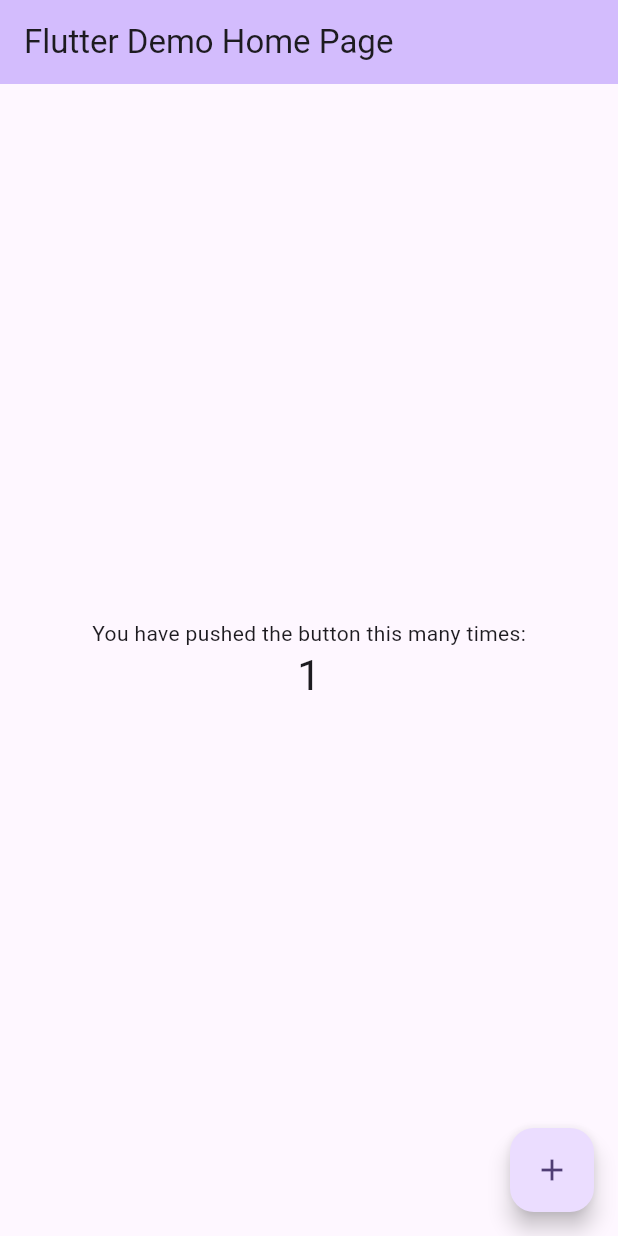
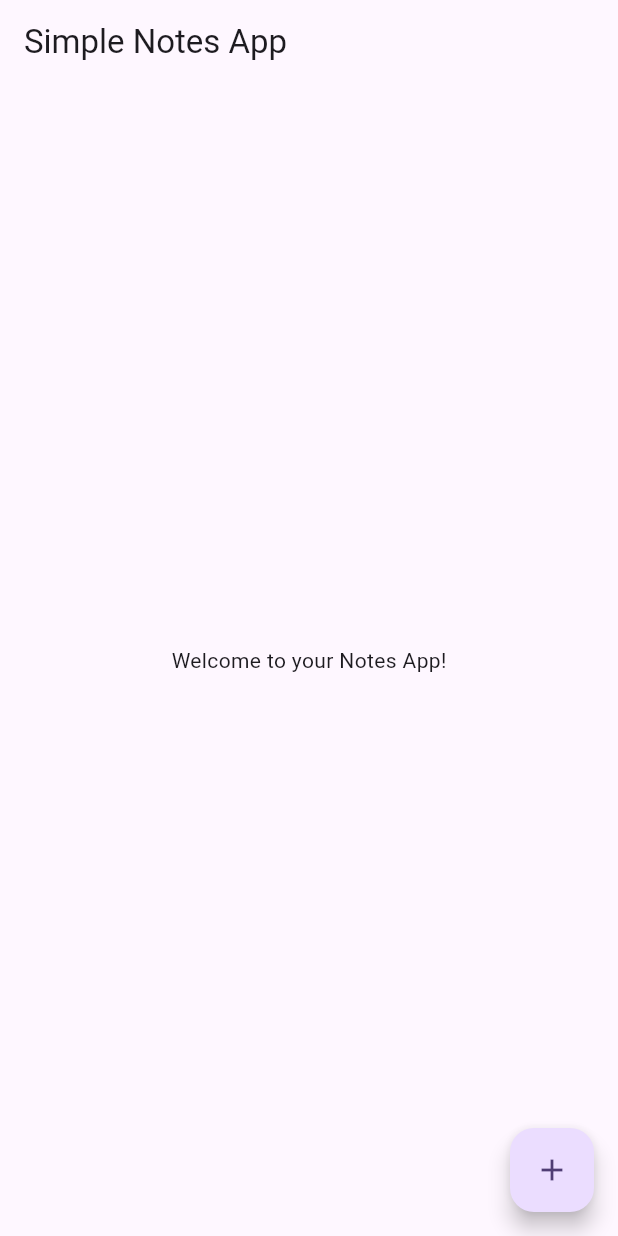
Before and after one commit to Ma7mod-Raslan/simple-notes-app, a Flutter app: the screen it shows after launch, after a tap on the "add" icon, on a phone screen of 412 x 824 dp. Run offline on Flutter 3.47's test engine with Material 3 defaults, Android fonts, the phone set to English and light mode, and no system bars; our stand-ins replace hive; accounts and stored records are empty.

```diff
--- a/lib/main.dart
+++ b/lib/main.dart
@@ -1,122 +1,40 @@
 import 'package:flutter/material.dart';
 
 void main() {
-  runApp(const MyApp());
+  runApp(const SimpleNotesApp());
 }
 
-class MyApp extends StatelessWidget {
-  const MyApp({super.key});
+class SimpleNotesApp extends StatelessWidget {
+  const SimpleNotesApp({super.key});
 
-  // This widget is the root of your application.
   @override
   Widget build(BuildContext context) {
     return MaterialApp(
-      title: 'Flutter Demo',
+      title: 'Simple Notes App',
+      debugShowCheckedModeBanner: false,
       theme: ThemeData(
-        // This is the theme of your application.
-        //
-        // TRY THIS: Try running your application with "flutter run". You'll see
-        // the application has a purple toolbar. Then, without quitting the app,
-        // try changing the seedColor in the colorScheme below to Colors.green
-        // and then invoke "hot reload" (save your changes or press the "hot
-        // reload" button in a Flutter-supported IDE, or press "r" if you used
-        // the command line to start the app).
-        //
-        // Notice that the counter didn't reset back to zero; the application
-        // state is not lost during the reload. To reset the state, use hot
-        // restart instead.
-        //
-        // This works for code too, not just values: Most code changes can be
-        // tested with just a hot reload.
         colorScheme: ColorScheme.fromSeed(seedColor: Colors.deepPurple),
+        useMaterial3: true,
       ),
-      home: const MyHomePage(title: 'Flutter Demo Home Page'),
+      home: const NotesHomePage(),
     );
   }
 }
 
-class MyHomePage extends StatefulWidget {
-  const MyHomePage({super.key, required this.title});
-
-  // This widget is the home page of your application. It is stateful, meaning
-  // that it has a State object (defined below) that contains fields that affect
-  // how it looks.
-
-  // This class is the configuration for the state. It holds the values (in this
-  // case the title) provided by the parent (in this case the App widget) and
-  // used by the build method of the State. Fields in a Widget subclass are
-  // always marked "final".
-
-  final String title;
-
-  @override
-  State<MyHomePage> createState() => _MyHomePageState();
-}
-
-class _MyHomePageState extends State<MyHomePage> {
-  int _counter = 0;
-
-  void _incrementCounter() {
-    setState(() {
-      // This call to setState tells the Flutter framework that something has
-      // changed in this State, which causes it to rerun the build method below
-      // so that the display can reflect the updated values. If we changed
-      // _counter without calling setState(), then the build method would not be
-      // called again, and so nothing would appear to happen.
-      _counter++;
-    });
-  }
+class NotesHomePage extends StatelessWidget {
+  const NotesHomePage({super.key});
 
   @override
   Widget build(BuildContext context) {
-    // This method is rerun every time setState is called, for instance as done
-    // by the _incrementCounter method above.
-    //
-    // The Flutter framework has been optimized to make rerunning build methods
-    // fast, so that you can just rebuild anything that needs updating rather
-    // than having to individually change instances of widgets.
     return Scaffold(
-      appBar: AppBar(
-        // TRY THIS: Try changing the color here to a specific color (to
-        // Colors.amber, perhaps?) and trigger a hot reload to see the AppBar
-        // change color while the other colors stay the same.
-        backgroundColor: Theme.of(context).colorScheme.inversePrimary,
-        // Here we take the value from the MyHomePage object that was created by
-        // the App.build method, and use it to set our appbar title.
-        title: Text(widget.title),
+      appBar: AppBar(title: const Text('Simple Notes App')),
+      body: const Center(child: Text('Welcome to your Notes App!')),
+      floatingActionButton: FloatingActionButton(
+        onPressed: () {
+          // سيتم تنفيذ إضافة ملاحظة جديدة هنا لاحقًا
+        },
+        child: const Icon(Icons.add),
       ),
-      body: Center(
-        // Center is a layout widget. It takes a single child and positions it
-        // in the middle of the parent.
-        child: Column(
-          // Column is also a layout widget. It takes a list of children and
-          // arranges them vertically. By default, it sizes itself to fit its
-          // children horizontally, and tries to be as tall as its parent.
-          //
-          // Column has various properties to control how it sizes itself and
-          // how it positions its children. Here we use mainAxisAlignment to
-          // center the children vertically; the main axis here is the vertical
-          // axis because Columns are vertical (the cross axis would be
-          // horizontal).
-          //
-          // TRY THIS: Invoke "debug painting" (choose the "Toggle Debug Paint"
-          // action in the IDE, or press "p" in the console), to see the
-          // wireframe for each widget.
-          mainAxisAlignment: MainAxisAlignment.center,
-          children: <Widget>[
-            const Text('You have pushed the button this many times:'),
-            Text(
-              '$_counter',
-              style: Theme.of(context).textTheme.headlineMedium,
-            ),
-          ],
-        ),
-      ),
-      floatingActionButton: FloatingActionButton(
-        onPressed: _incrementCounter,
-        tooltip: 'Increment',
-        child: const Icon(Icons.add),
-      ), // This trailing comma makes auto-formatting nicer for build methods.
     );
   }
 }
```
Also changed, not shown: lib/models/note.dart (added, +32 -0 lines), pubspec.yaml (+8 -70 lines), pubspec.lock, 1 other file.
